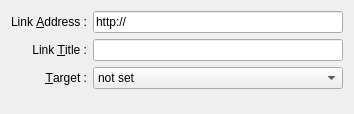
Qt form bilbo/composer/dialogs/addeditlinkbase.ui (mtux/bilbo) before a commit.
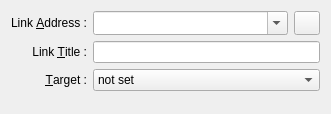
The same form after that commit. Custom widgets are drawn as their Qt base class.

Commit message: Caching links on AddEditLink implemeted, And user can use it as a completer function! + Also function to clear cache added as well. :) + Replaced some "" with QString() to have an empty string (it's better!)

Patch:
```diff
--- a/bilbo/composer/dialogs/addeditlinkbase.ui
+++ b/bilbo/composer/dialogs/addeditlinkbase.ui
@@ -1,98 +1,106 @@
 <ui version="4.0" >
  <class>AddEditLinkBase</class>
- <widget class="QWidget" name="AddEditLinkBase" >
-  <property name="geometry" >
+ <widget class="QWidget" name="AddEditLinkBase">
+  <property name="geometry">
    <rect>
     <x>0</x>
     <y>0</y>
-    <width>354</width>
+    <width>331</width>
     <height>114</height>
    </rect>
   </property>
-  <property name="sizePolicy" >
-   <sizepolicy vsizetype="Preferred" hsizetype="Preferred" >
+  <property name="sizePolicy">
+   <sizepolicy hsizetype="Preferred" vsizetype="Preferred">
     <horstretch>0</horstretch>
     <verstretch>0</verstretch>
    </sizepolicy>
   </property>
-  <layout class="QGridLayout" name="gridLayout" >
-   <item row="0" column="0" >
-    <widget class="QLabel" name="label" >
-     <property name="text" >
-      <string comment="the web address of the link" >Link &amp;Address :</string>
+  <layout class="QGridLayout" name="gridLayout">
+   <item row="1" column="0">
+    <widget class="QLabel" name="label">
+     <property name="sizePolicy">
+      <sizepolicy hsizetype="Maximum" vsizetype="Preferred">
+       <horstretch>0</horstretch>
+       <verstretch>0</verstretch>
+      </sizepolicy>
      </property>
-     <property name="alignment" >
+     <property name="text">
+      <string comment="the web address of the link">Link &amp;Address :</string>
+     </property>
+     <property name="alignment">
       <set>Qt::AlignRight|Qt::AlignTrailing|Qt::AlignVCenter</set>
      </property>
-     <property name="buddy" >
+     <property name="buddy">
       <cstring>txtAddress</cstring>
      </property>
     </widget>
    </item>
-   <item row="0" column="1" >
-    <widget class="KLineEdit" name="txtAddress" >
-     <property name="text" >
-      <string>http://</string>
+   <item row="2" column="0">
+    <widget class="QLabel" name="label_2">
+     <property name="sizePolicy">
+      <sizepolicy hsizetype="Minimum" vsizetype="Preferred">
+       <horstretch>0</horstretch>
+       <verstretch>0</verstretch>
+      </sizepolicy>
      </property>
-     <property name="showClearButton" stdset="0" >
-      <bool>true</bool>
+     <property name="text">
+      <string comment="the word which is showed as a link">Link &amp;Title :</string>
      </property>
-    </widget>
-   </item>
-   <item row="1" column="0" >
-    <widget class="QLabel" name="label_2" >
-     <property name="text" >
-      <string comment="the word which is showed as a link" >Link &amp;Title :</string>
-     </property>
-     <property name="alignment" >
+     <property name="alignment">
       <set>Qt::AlignRight|Qt::AlignTrailing|Qt::AlignVCenter</set>
      </property>
-     <property name="buddy" >
+     <property name="buddy">
       <cstring>txtTitle</cstring>
      </property>
     </widget>
    </item>
-   <item row="1" column="1" >
-    <widget class="KLineEdit" name="txtTitle" />
+   <item row="2" column="1" colspan="2">
+    <widget class="KLineEdit" name="txtTitle"/>
    </item>
-   <item row="2" column="0" >
-    <widget class="QLabel" name="label_3" >
-     <property name="text" >
+   <item row="3" column="0">
+    <widget class="QLabel" name="label_3">
+     <property name="sizePolicy">
+      <sizepolicy hsizetype="Minimum" vsizetype="Preferred">
+       <horstretch>0</horstretch>
+       <verstretch>0</verstretch>
+      </sizepolicy>
+     </property>
+     <property name="text">
       <string>&amp;Target :</string>
      </property>
-     <property name="alignment" >
+     <property name="alignment">
       <set>Qt::AlignRight|Qt::AlignTrailing|Qt::AlignVCenter</set>
      </property>
-     <property name="buddy" >
+     <property name="buddy">
       <cstring>comboTarget</cstring>
      </property>
     </widget>
    </item>
-   <item row="2" column="1" >
-    <widget class="QComboBox" name="comboTarget" >
+   <item row="3" column="1" colspan="2">
+    <widget class="QComboBox" name="comboTarget">
      <item>
-      <property name="text" >
+      <property name="text">
        <string>not set</string>
       </property>
      </item>
      <item>
-      <property name="text" >
+      <property name="text">
        <string>Current window</string>
       </property>
      </item>
      <item>
-      <property name="text" >
+      <property name="text">
        <string>New window</string>
       </property>
      </item>
     </widget>
    </item>
-   <item row="3" column="0" colspan="2" >
-    <spacer name="verticalSpacer" >
-     <property name="orientation" >
+   <item row="4" column="0" colspan="3">
+    <spacer name="verticalSpacer">
+     <property name="orientation">
       <enum>Qt::Vertical</enum>
      </property>
-     <property name="sizeHint" stdset="0" >
+     <property name="sizeHint" stdset="0">
       <size>
        <width>20</width>
        <height>40</height>
@@ -100,14 +108,59 @@
      </property>
     </spacer>
    </item>
+   <item row="1" column="1">
+    <widget class="KComboBox" name="txtAddress">
+     <property name="editable">
+      <bool>true</bool>
+     </property>
+     <property name="insertPolicy">
+      <enum>QComboBox::InsertAtTop</enum>
+     </property>
+     <property name="sizeAdjustPolicy">
+      <enum>QComboBox::AdjustToMinimumContentsLengthWithIcon</enum>
+     </property>
+     <property name="minimumContentsLength">
+      <number>10</number>
+     </property>
+    </widget>
+   </item>
+   <item row="1" column="2">
+    <widget class="KPushButton" name="btnClear">
+     <property name="sizePolicy">
+      <sizepolicy hsizetype="Fixed" vsizetype="Fixed">
+       <horstretch>0</horstretch>
+       <verstretch>0</verstretch>
+      </sizepolicy>
+     </property>
+     <property name="maximumSize">
+      <size>
+       <width>26</width>
+       <height>26</height>
+      </size>
+     </property>
+     <property name="toolTip">
+      <string>Clear Link Cache</string>
+     </property>
+    </widget>
+   </item>
   </layout>
  </widget>
  <customwidgets>
+  <customwidget>
+   <class>KPushButton</class>
+   <extends>QPushButton</extends>
+   <header>kpushbutton.h</header>
+  </customwidget>
   <customwidget>
    <class>KLineEdit</class>
    <extends>QLineEdit</extends>
    <header>klineedit.h</header>
   </customwidget>
+  <customwidget>
+   <class>KComboBox</class>
+   <extends>QComboBox</extends>
+   <header>kcombobox.h</header>
+  </customwidget>
  </customwidgets>
  <resources/>
  <connections/>
```
Left out of the diff: 8 changed lines with no effect on the pictures. The commit also changes 3 other files.
